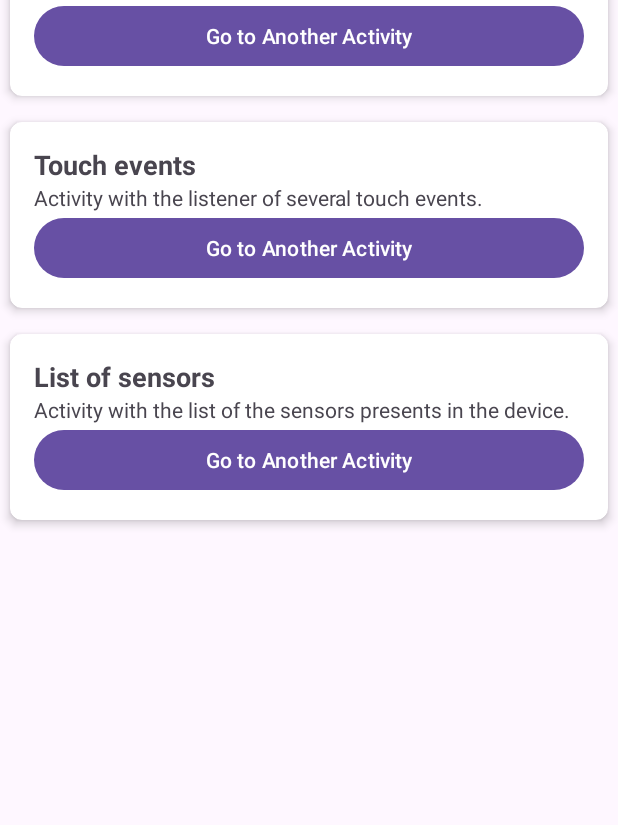
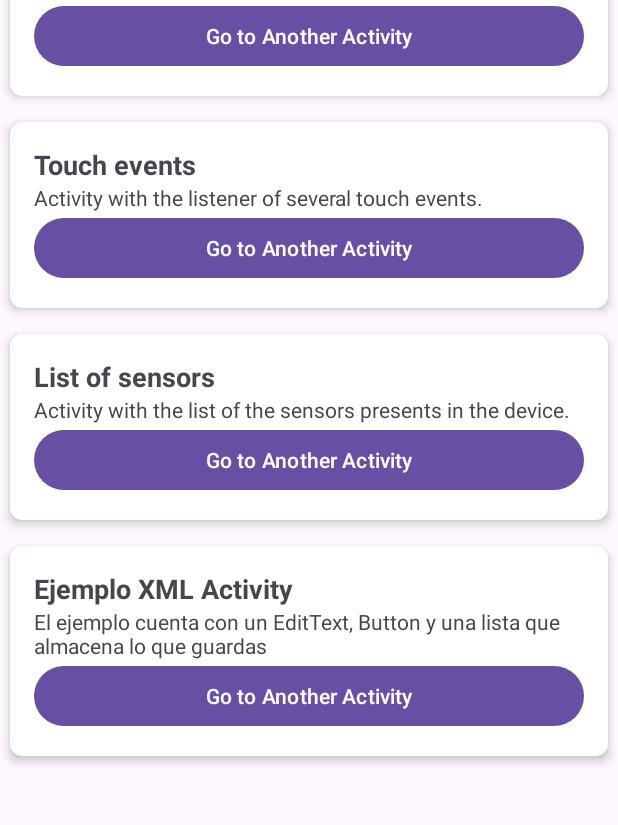
Before and after one commit to manuel-mob/practice, an Android app: the screen it shows after launch (MainActivity), on a phone screen of 412 x 824 dp, the part 127-952 px from its top. Run offline under Robolectric (Android 15) with nearby library versions, the phone set to English and light mode, and no system bars.

Commit message:
Se crea una Activity llamada CreatePatient en clases donde se muestra la manera de recuperar información del editText y agregarlos a un listView.

```diff
--- a/app/src/main/AndroidManifest.xml
+++ b/app/src/main/AndroidManifest.xml
@@ -12,6 +12,9 @@
         android:supportsRtl="true"
         android:theme="@style/Theme.Patients"
         tools:targetApi="31">
+        <activity
+            android:name=".CreatePatient"
+            android:exported="false" />
         <activity
             android:name=".Inventory"
             android:exported="false"
--- a/app/src/main/java/cl/mmoscoso/practice/MainActivity.kt
+++ b/app/src/main/java/cl/mmoscoso/practice/MainActivity.kt
@@ -20,12 +20,15 @@ class MainActivity : AppCompatActivity() {
         val card1View = findViewById<View>(R.id.card1)
         val card2View = findViewById<View>(R.id.card2)
         val card3View = findViewById<View>(R.id.card3)
+        val card4View = findViewById<View>(R.id.card4)
         card1View.findViewById<TextView>(R.id.cardTextViewTitle).setText(R.string.card_title_patients)
         card2View.findViewById<TextView>(R.id.cardTextViewTitle).setText(R.string.card_title_touch)
         card3View.findViewById<TextView>(R.id.cardTextViewTitle).setText(R.string.card_title_sensor)
+        card4View.findViewById<TextView>(R.id.cardTextViewTitle).setText(R.string.card_title_practice)
         card1View.findViewById<TextView>(R.id.cardTextViewDescription).setText(R.string.card_desc_patients)
         card2View.findViewById<TextView>(R.id.cardTextViewDescription).setText(R.string.card_desc_touch)
         card3View.findViewById<TextView>(R.id.cardTextViewDescription).setText(R.string.card_desc_sensor)
+        card4View.findViewById<TextView>(R.id.cardTextViewDescription).setText(R.string.card_desc_practice)
         card1View.findViewById<TextView>(R.id.cardButtonNavigate).setOnClickListener{ view ->
             goPatientApp(view)
         }
@@ -34,6 +37,9 @@ class MainActivity : AppCompatActivity() {
         }
         card3View.findViewById<TextView>(R.id.cardButtonNavigate).setOnClickListener{ view ->
             goSensorApp(view)
+        }
+        card4View.findViewById<TextView>(R.id.cardButtonNavigate).setOnClickListener{ view ->
+            goCreatePatientPractice(view)
         }
 
     }
@@ -51,6 +57,11 @@ class MainActivity : AppCompatActivity() {
         startActivity(sensorApp)
     }
 
+    fun goCreatePatientPractice(view: View) {
+        val createActivity = Intent(this, CreatePatient::class.java)
+        startActivity(createActivity)
+    }
+
     fun goTabApp(view: View) {
         val inventory = Intent(this, Inventory::class.java)
         startActivity(inventory)
--- a/app/src/main/res/layout/card_container.xml
+++ b/app/src/main/res/layout/card_container.xml
@@ -27,6 +27,12 @@ android:layout_height="match_parent">
             layout="@layout/card_view"
             android:layout_width="match_parent"
             android:layout_height="wrap_content" />
+
+        <include
+            android:id="@+id/card4"
+            layout="@layout/card_view"
+            android:layout_width="match_parent"
+            android:layout_height="wrap_content" />
         <!-- Add more card views as needed -->
 
     </LinearLayout>
--- a/app/src/main/res/values/strings.xml
+++ b/app/src/main/res/values/strings.xml
@@ -10,7 +10,9 @@
     <string name="card_title_patients">List of patients</string>
     <string name="card_title_touch">Touch events</string>
     <string name="card_title_sensor">List of sensors</string>
+    <string name="card_title_practice">Ejemplo XML Activity</string>
     <string name="card_desc_patients">Activity with ListView and custom adapters. CRUD of patients.</string>
     <string name="card_desc_touch">Activity with the listener of several touch events.</string>
     <string name="card_desc_sensor">Activity with the list of the sensors presents in the device.</string>
+    <string name="card_desc_practice">El ejemplo cuenta con un EditText, Button y una lista que almacena lo que guardas</string>
 </resources>
```
Also changed, not shown: app/src/main/java/cl/mmoscoso/practice/CreatePatient.kt (added, +43 -0 lines), app/src/main/res/layout/activity_create_patient.xml (added, +46 -0 lines).
